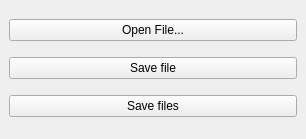
First picture: the form in portal-test-qt/portal-test-qt.ui, repository grulja/libportal, before the edit.
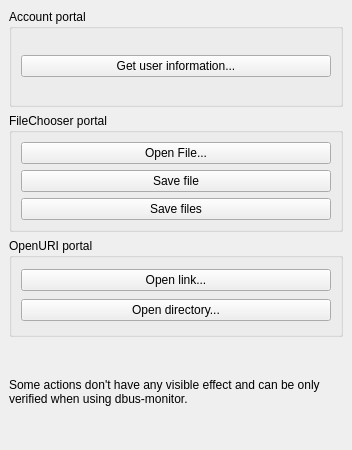
Second picture: the form after the edit.

Commit message: Add tests for account and openuri portal

```diff
--- a/portal-test-qt/portal-test-qt.ui
+++ b/portal-test-qt/portal-test-qt.ui
@@ -6,8 +6,8 @@
    <rect>
     <x>0</x>
     <y>0</y>
-    <width>306</width>
-    <height>139</height>
+    <width>352</width>
+    <height>450</height>
    </rect>
   </property>
   <property name="windowTitle">
@@ -15,14 +15,13 @@
   </property>
   <widget class="QWidget" name="centralwidget">
    <layout class="QGridLayout" name="gridLayout">
-    <item row="2" column="0">
-     <widget class="QPushButton" name="saveFilesButton">
-      <property name="text">
-       <string>Save files</string>
+    <item row="1" column="0">
+     <widget class="QGroupBox" name="groupBox">
+      <property name="title">
+       <string>FileChooser portal</string>
       </property>
-     </widget>
-    </item>
-    <item row="0" column="0">
+      <layout class="QVBoxLayout" name="verticalLayout">
+       <item>
      <widget class="QPushButton" name="openFileButton">
       <property name="text">
        <string>Open File...</string>
@@ -35,10 +34,81 @@
       </property>
      </widget>
     </item>
-    <item row="1" column="0">
+       <item>
      <widget class="QPushButton" name="saveFileButton">
       <property name="text">
        <string>Save file</string>
+         </property>
+        </widget>
+       </item>
+       <item>
+        <widget class="QPushButton" name="saveFilesButton">
+         <property name="focusPolicy">
+          <enum>Qt::NoFocus</enum>
+         </property>
+         <property name="text">
+          <string>Save files</string>
+         </property>
+        </widget>
+       </item>
+      </layout>
+     </widget>
+    </item>
+    <item row="0" column="0">
+     <widget class="QGroupBox" name="groupBox_3">
+      <property name="title">
+       <string>Account portal</string>
+      </property>
+      <layout class="QVBoxLayout" name="verticalLayout_3">
+       <item>
+        <widget class="QPushButton" name="getUserInformationButton">
+         <property name="focusPolicy">
+          <enum>Qt::NoFocus</enum>
+         </property>
+         <property name="text">
+          <string>Get user information...</string>
+         </property>
+        </widget>
+       </item>
+      </layout>
+     </widget>
+    </item>
+    <item row="2" column="0">
+     <widget class="QGroupBox" name="groupBox_2">
+      <property name="title">
+       <string>OpenURI portal</string>
+      </property>
+      <layout class="QVBoxLayout" name="verticalLayout_2">
+       <item>
+        <widget class="QPushButton" name="openLinkButton">
+         <property name="focusPolicy">
+          <enum>Qt::NoFocus</enum>
+         </property>
+         <property name="text">
+          <string>Open link...</string>
+         </property>
+        </widget>
+       </item>
+       <item>
+        <widget class="QPushButton" name="openDirectoryButton">
+         <property name="focusPolicy">
+          <enum>Qt::NoFocus</enum>
+         </property>
+         <property name="text">
+          <string>Open directory...</string>
+         </property>
+        </widget>
+       </item>
+      </layout>
+     </widget>
+    </item>
+    <item row="3" column="0">
+     <widget class="QLabel" name="label">
+      <property name="text">
+       <string>Some actions don't have any visible effect and can be only verified when using dbus-monitor.</string>
+      </property>
+      <property name="wordWrap">
+       <bool>true</bool>
       </property>
      </widget>
     </item>
```
Left out of the diff: 6 changed lines with no effect on the pictures. Lines whose indentation alone changed are shown as unchanged. The commit also changes 2 other files.
